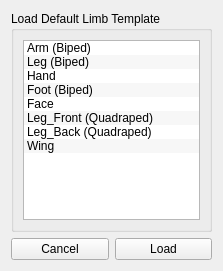
Above: _REF/Mockup_UI/PFRS_Load_Templates.ui from TPayneExperience/TrevorPaynes_RigAndAnimSuite before the change. Below: the same form after it.
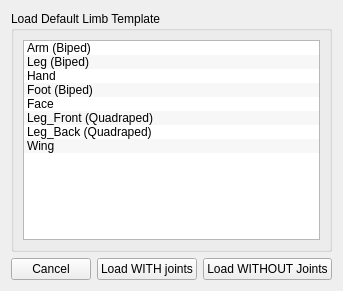
That is the form after the change.

The edit to the form file:
```diff
--- a/_REF/Mockup_UI/PFRS_Load_Templates.ui
+++ b/_REF/Mockup_UI/PFRS_Load_Templates.ui
@@ -6,8 +6,8 @@
    <rect>
     <x>0</x>
     <y>0</y>
-    <width>223</width>
-    <height>271</height>
+    <width>330</width>
+    <height>291</height>
    </rect>
   </property>
   <property name="windowTitle">
@@ -90,10 +90,17 @@
          </property>
         </widget>
        </item>
+       <item>
+        <widget class="QPushButton" name="pushButton_3">
+         <property name="text">
+          <string>Load WITH joints</string>
+         </property>
+        </widget>
+       </item>
        <item>
         <widget class="QPushButton" name="pushButton">
          <property name="text">
-          <string>Load</string>
+          <string>Load WITHOUT Joints</string>
          </property>
         </widget>
        </item>
```
